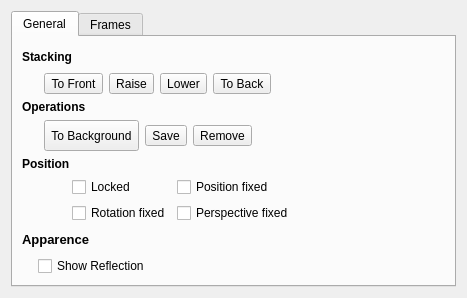
First picture: the form in Canvas/AbstractConfig.ui, repository enricoros/fotowall, before the edit.
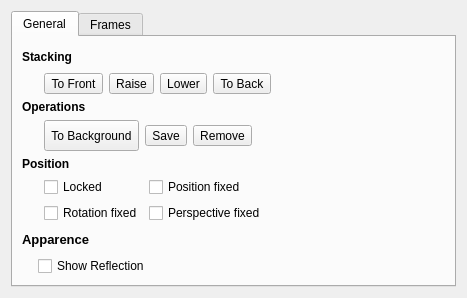
Second picture: the form after the edit. Icons and pictures are not drawn.

What changed in the file:
```diff
--- a/Canvas/AbstractConfig.ui
+++ b/Canvas/AbstractConfig.ui
@@ -217,8 +217,8 @@
         </layout>
        </item>
        <item>
-        <layout class="QGridLayout" name="gridLayout_4" columnstretch="0,0,0,0,0,0">
-         <item row="0" column="0" colspan="6">
+        <layout class="QGridLayout" name="gridLayout_4" columnstretch="0,0,0,0">
+         <item row="0" column="0" colspan="4">
           <widget class="QLabel" name="label_4">
            <property name="font">
             <font>
@@ -278,6 +278,19 @@
            </property>
           </spacer>
          </item>
+         <item row="1" column="3">
+          <spacer name="horizontalSpacer_11">
+           <property name="orientation">
+            <enum>Qt::Horizontal</enum>
+           </property>
+           <property name="sizeHint" stdset="0">
+            <size>
+             <width>40</width>
+             <height>20</height>
+            </size>
+           </property>
+          </spacer>
+         </item>
         </layout>
        </item>
        <item>
```
